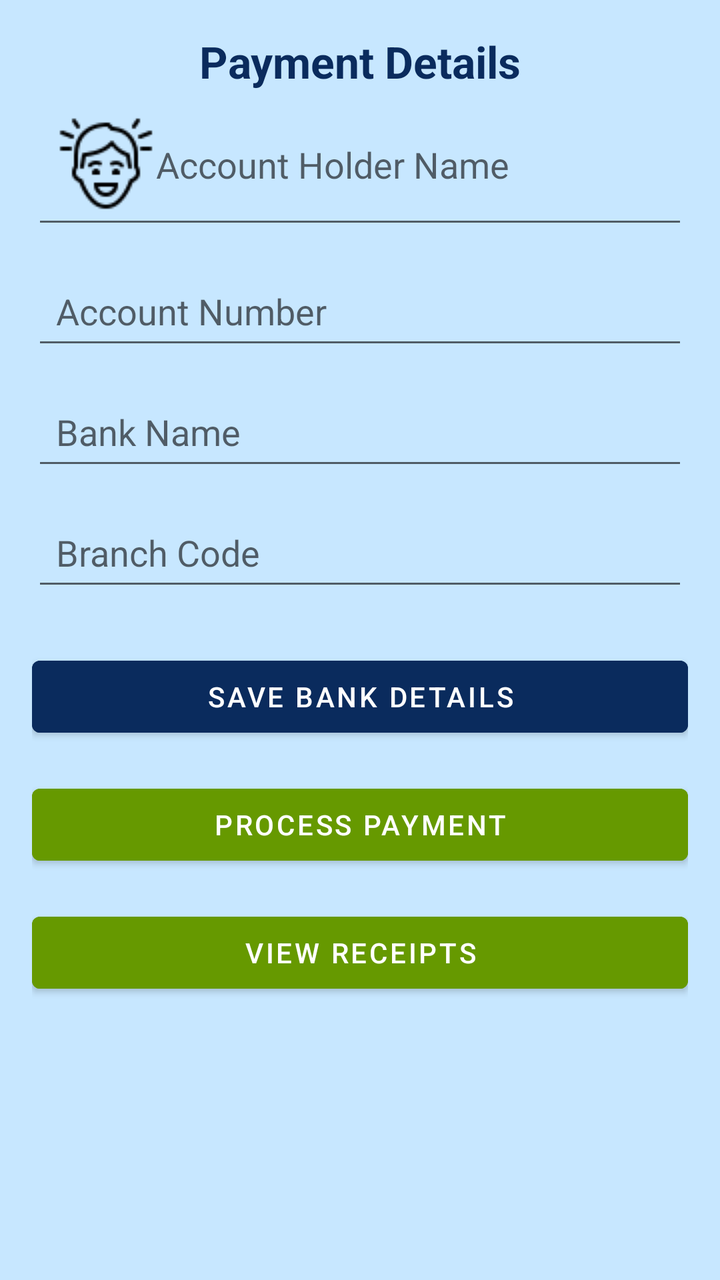
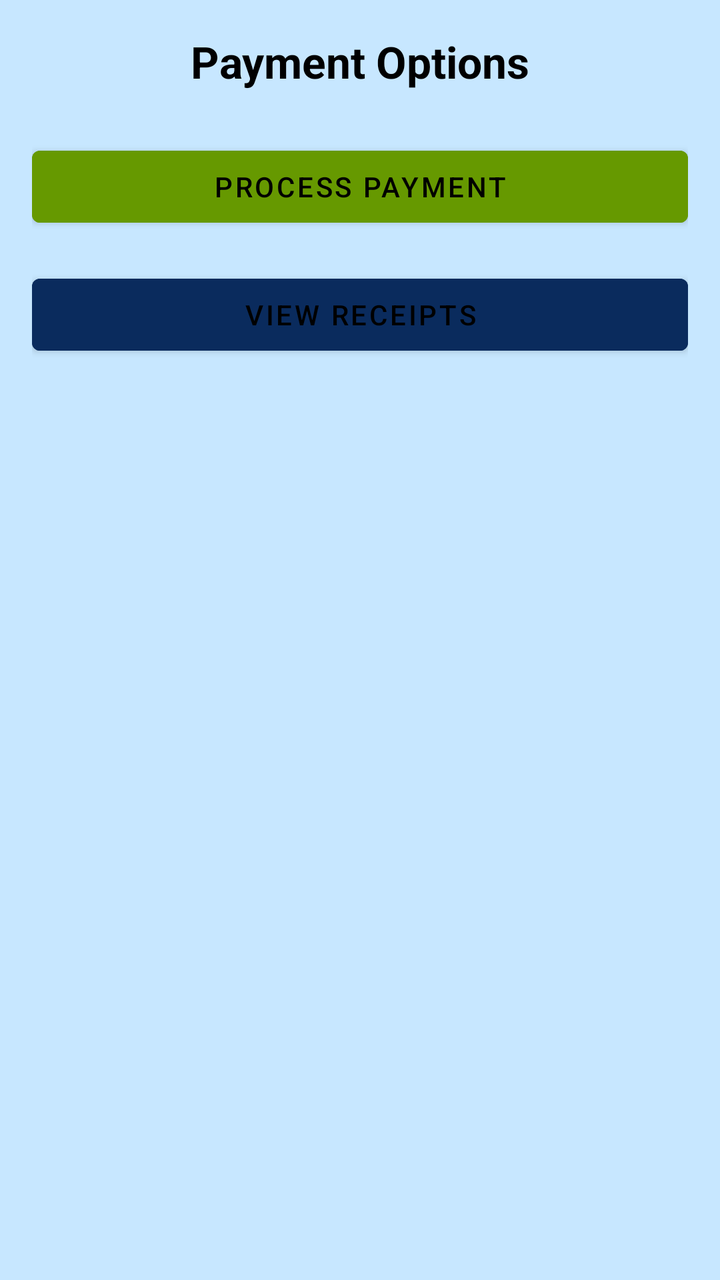

The first picture is an Android layout as it rendered before a commit; the second is the same layout after the commit. The layout source and the unified diff follow.
<!-- AndroidManifest.xml: application theme Theme.NurtureNest -->
<!-- res/layout/activity_payment_window.xml -->
<?xml version="1.0" encoding="utf-8"?>
<ScrollView xmlns:android="http://schemas.android.com/apk/res/android"
    xmlns:app="http://schemas.android.com/apk/res-auto"
    xmlns:tools="http://schemas.android.com/tools"
    android:id="@+id/main"
    android:layout_width="match_parent"
    android:layout_height="match_parent"
    android:padding="16dp"
    android:background="?attr/colorBackground"
    tools:context=".PaymentWindow">

    <androidx.constraintlayout.widget.ConstraintLayout
        android:layout_width="match_parent"
        android:layout_height="wrap_content">

        
        <TextView
            android:id="@+id/tvPaymentTitle"
            android:layout_width="0dp"
            android:layout_height="wrap_content"
            android:text="Payment Details"
            android:textSize="22sp"
            android:textStyle="bold"
            android:textColor="?attr/colorPrimary"
            android:gravity="center"
            android:layout_marginBottom="24dp"
            app:layout_constraintTop_toTopOf="parent"
            app:layout_constraintStart_toStartOf="parent"
            app:layout_constraintEnd_toEndOf="parent"/>

        
        <EditText
            android:id="@+id/etAccountHolder"
            android:layout_width="0dp"
            android:layout_height="wrap_content"
            android:hint="Account Holder Name"
            android:inputType="textPersonName"
            android:drawableStart="@drawable/ic_user"
            android:padding="12dp"
            app:layout_constraintTop_toBottomOf="@id/tvPaymentTitle"
            app:layout_constraintStart_toStartOf="parent"
            app:layout_constraintEnd_toEndOf="parent"/>

        
        <EditText
            android:id="@+id/etAccountNumber"
            android:layout_width="0dp"
            android:layout_height="wrap_content"
            android:hint="Account Number"
            android:inputType="number"
            android:padding="12dp"
            app:layout_constraintTop_toBottomOf="@id/etAccountHolder"
            app:layout_constraintStart_toStartOf="parent"
            app:layout_constraintEnd_toEndOf="parent"
            android:layout_marginTop="12dp"/>

        
        <EditText
            android:id="@+id/etBankName"
            android:layout_width="0dp"
            android:layout_height="wrap_content"
            android:hint="Bank Name"
            android:inputType="textCapWords"
            android:padding="12dp"
            app:layout_constraintTop_toBottomOf="@id/etAccountNumber"
            app:layout_constraintStart_toStartOf="parent"
            app:layout_constraintEnd_toEndOf="parent"
            android:layout_marginTop="12dp"/>

        
        <EditText
            android:id="@+id/etBranchCode"
            android:layout_width="0dp"
            android:layout_height="wrap_content"
            android:hint="Branch Code"
            android:inputType="number"
            android:padding="12dp"
            app:layout_constraintTop_toBottomOf="@id/etBankName"
            app:layout_constraintStart_toStartOf="parent"
            app:layout_constraintEnd_toEndOf="parent"
            android:layout_marginTop="12dp"/>

        
        <Button
            android:id="@+id/btnSaveBankDetails"
            android:layout_width="0dp"
            android:layout_height="wrap_content"
            android:text="Save Bank Details"
            android:backgroundTint="?attr/colorPrimary"
            android:textColor="@android:color/white"
            android:layout_marginTop="24dp"
            app:layout_constraintTop_toBottomOf="@id/etBranchCode"
            app:layout_constraintStart_toStartOf="parent"
            app:layout_constraintEnd_toEndOf="parent"/>

        
        <Button
            android:id="@+id/btnProcessPayment"
            android:layout_width="0dp"
            android:layout_height="wrap_content"
            android:text="Process Payment"
            android:backgroundTint="@android:color/holo_green_dark"
            android:textColor="@android:color/white"
            android:layout_marginTop="16dp"
            app:layout_constraintTop_toBottomOf="@id/btnSaveBankDetails"
            app:layout_constraintStart_toStartOf="parent"
            app:layout_constraintEnd_toEndOf="parent"/>

        
        <Button
            android:id="@+id/btnViewReceipts"
            android:layout_width="0dp"
            android:layout_height="wrap_content"
            android:text="View Receipts"
            android:backgroundTint="@android:color/holo_green_dark"
            android:textColor="@android:color/white"
            android:layout_marginTop="16dp"
            app:layout_constraintTop_toBottomOf="@id/btnProcessPayment"
            app:layout_constraintStart_toStartOf="parent"
            app:layout_constraintEnd_toEndOf="parent"/>

    </androidx.constraintlayout.widget.ConstraintLayout>
</ScrollView>
<!-- resources referenced by this layout -->
<resources>
  <!-- drawable ic_user: png bitmap (drawable, 1332 bytes) -->
  <style name="Theme.NurtureNest" parent="Theme.MaterialComponents.DayNight.NoActionBar">
          <item name="colorPrimary">#0A2B5D</item>
          <item name="colorOnPrimary">#FFFFFF</item>
          <item name="colorSurface">#000000</item>
          <item name="colorOnSurface">#FFFFFF</item>
          <item name="colorBackground">#C7E7FF</item>
          <item name="colorOnBackground">#1A1A1A</item>
          <item name="android:windowBackground">#C7E7FF</item>
      </style>
</resources>

<!-- the commit's change to res/layout/activity_payment_window.xml (unified diff, before → after) -->
@@ -18,78 +18,13 @@
             android:id="@+id/tvPaymentTitle"
             android:layout_width="0dp"
             android:layout_height="wrap_content"
-            android:text="Payment Details"
+            android:text="Payment Options"
             android:textSize="22sp"
             android:textStyle="bold"
-            android:textColor="?attr/colorPrimary"
+            android:textColor="?attr/TextColor"
             android:gravity="center"
             android:layout_marginBottom="24dp"
             app:layout_constraintTop_toTopOf="parent"
-            app:layout_constraintStart_toStartOf="parent"
-            app:layout_constraintEnd_toEndOf="parent"/>
-
-        
-        <EditText
-            android:id="@+id/etAccountHolder"
-            android:layout_width="0dp"
-            android:layout_height="wrap_content"
-            android:hint="Account Holder Name"
-            android:inputType="textPersonName"
-            android:drawableStart="@drawable/ic_user"
-            android:padding="12dp"
-            app:layout_constraintTop_toBottomOf="@id/tvPaymentTitle"
-            app:layout_constraintStart_toStartOf="parent"
-            app:layout_constraintEnd_toEndOf="parent"/>
-
-        
-        <EditText
-            android:id="@+id/etAccountNumber"
-            android:layout_width="0dp"
-            android:layout_height="wrap_content"
-            android:hint="Account Number"
-            android:inputType="number"
-            android:padding="12dp"
-            app:layout_constraintTop_toBottomOf="@id/etAccountHolder"
-            app:layout_constraintStart_toStartOf="parent"
-            app:layout_constraintEnd_toEndOf="parent"
-            android:layout_marginTop="12dp"/>
-
-        
-        <EditText
-            android:id="@+id/etBankName"
-            android:layout_width="0dp"
-            android:layout_height="wrap_content"
-            android:hint="Bank Name"
-            android:inputType="textCapWords"
-            android:padding="12dp"
-            app:layout_constraintTop_toBottomOf="@id/etAccountNumber"
-            app:layout_constraintStart_toStartOf="parent"
-            app:layout_constraintEnd_toEndOf="parent"
-            android:layout_marginTop="12dp"/>
-
-        
-        <EditText
-            android:id="@+id/etBranchCode"
-            android:layout_width="0dp"
-            android:layout_height="wrap_content"
-            android:hint="Branch Code"
-            android:inputType="number"
-            android:padding="12dp"
-            app:layout_constraintTop_toBottomOf="@id/etBankName"
-            app:layout_constraintStart_toStartOf="parent"
-            app:layout_constraintEnd_toEndOf="parent"
-            android:layout_marginTop="12dp"/>
-
-        
-        <Button
-            android:id="@+id/btnSaveBankDetails"
-            android:layout_width="0dp"
-            android:layout_height="wrap_content"
-            android:text="Save Bank Details"
-            android:backgroundTint="?attr/colorPrimary"
-            android:textColor="@android:color/white"
-            android:layout_marginTop="24dp"
-            app:layout_constraintTop_toBottomOf="@id/etBranchCode"
             app:layout_constraintStart_toStartOf="parent"
             app:layout_constraintEnd_toEndOf="parent"/>
 
@@ -100,9 +35,8 @@
             android:layout_height="wrap_content"
             android:text="Process Payment"
             android:backgroundTint="@android:color/holo_green_dark"
-            android:textColor="@android:color/white"
-            android:layout_marginTop="16dp"
-            app:layout_constraintTop_toBottomOf="@id/btnSaveBankDetails"
+            android:textColor="?attr/TextColor"            android:layout_marginTop="24dp"
+            app:layout_constraintTop_toBottomOf="@id/tvPaymentTitle"
             app:layout_constraintStart_toStartOf="parent"
             app:layout_constraintEnd_toEndOf="parent"/>
 
@@ -112,9 +46,8 @@
             android:layout_width="0dp"
             android:layout_height="wrap_content"
             android:text="View Receipts"
-            android:backgroundTint="@android:color/holo_green_dark"
-            android:textColor="@android:color/white"
-            android:layout_marginTop="16dp"
+            android:backgroundTint="?attr/colorPrimary"
+            android:textColor="?attr/TextColor"            android:layout_marginTop="16dp"
             app:layout_constraintTop_toBottomOf="@id/btnProcessPayment"
             app:layout_constraintStart_toStartOf="parent"
             app:layout_constraintEnd_toEndOf="parent"/>
<!-- resource entries referenced after the edit -->
@@ -1,6 +1,5 @@
 <!-- resources referenced by this layout -->
 <resources>
-  <!-- drawable ic_user: png bitmap (drawable, 1332 bytes) -->
   <style name="Theme.NurtureNest" parent="Theme.MaterialComponents.DayNight.NoActionBar">
           <item name="colorPrimary">#0A2B5D</item>
           <item name="colorOnPrimary">#FFFFFF</item>
@@ -9,6 +8,7 @@
           <item name="colorBackground">#C7E7FF</item>
           <item name="colorOnBackground">#1A1A1A</item>
           <item name="android:windowBackground">#C7E7FF</item>
+          <item name="TextColor">#000000</item>
       </style>
 </resources>
 
